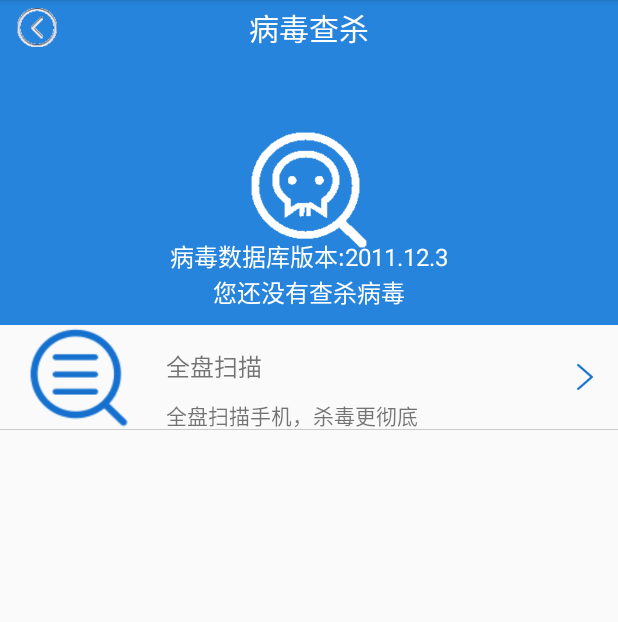
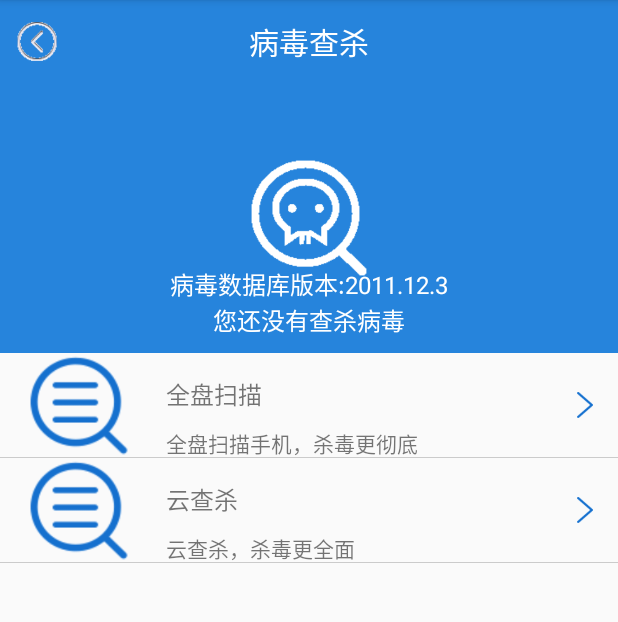
Before and after one commit to caijunyu1997/MobileGuard, an Android app: the VirusScanActivity screen opened directly, with no data from a screen before it, on a phone screen of 412 x 824 dp, the part 84-706 px from its top. Run offline under Robolectric (Android 15) with nearby library versions, the phone set to English and light mode, and no system bars.

Commit message:
云查杀

```diff
--- a/app/src/main/java/cn/edu/gdmec/android/mobileguard/m5virusscan/VirusScanActivity.java
+++ b/app/src/main/java/cn/edu/gdmec/android/mobileguard/m5virusscan/VirusScanActivity.java
@@ -114,6 +114,7 @@ public class VirusScanActivity extends AppCompatActivity implements View.OnClick
         mDbVersionTV = (TextView) findViewById(R.id.tv_dbversion);
         mLastTimeTV = (TextView) findViewById(R.id.tv_lastscantime);
         findViewById(R.id.rl_allscanvirus).setOnClickListener(this);
+        findViewById(R.id.rl_cloudscanvirus).setOnClickListener(this);
     }
     @Override
     public void onClick(View view) {
@@ -124,6 +125,11 @@ public class VirusScanActivity extends AppCompatActivity implements View.OnClick
             case R.id.rl_allscanvirus:
                 startActivity(new Intent(this,VirusScanSpeedActivity.class));
                 break;
+            case R.id.rl_cloudscanvirus:
+                Intent intent = new Intent(this,VirusScanSpeedActivity.class);
+                intent.putExtra("cloud",true);
+                startActivity(intent);
+                break;
         }
     }
 }
--- a/app/src/main/java/cn/edu/gdmec/android/mobileguard/m5virusscan/entity/ScanAppInfo.java
+++ b/app/src/main/java/cn/edu/gdmec/android/mobileguard/m5virusscan/entity/ScanAppInfo.java
@@ -12,4 +12,6 @@ public class ScanAppInfo {
     public String packagename;
     public String description;
     public Drawable appicon;
+    public String md5info;
+    public String virusScanUrl;
 }
--- a/app/src/main/res/layout/activity_virus_scan.xml
+++ b/app/src/main/res/layout/activity_virus_scan.xml
@@ -76,4 +76,48 @@
             android:background="@color/black30"
             android:layout_alignParentBottom="true"/>
     </RelativeLayout>
+
+    <RelativeLayout
+        android:id="@+id/rl_cloudscanvirus"
+        android:layout_width="match_parent"
+        android:layout_height="70dp">
+
+        <ImageView
+            android:id="@+id/imgv_cloudscan"
+            style="@style/wrapcontent"
+            android:src="@drawable/quickscan_icon"
+            android:layout_alignParentLeft="true"
+            android:layout_centerVertical="true"
+            android:layout_marginLeft="10dp"/>
+
+        <TextView
+            android:id="@+id/tv_cloudscan"
+            style="@style/textview16sp"
+            android:layout_toRightOf="@id/imgv_cloudscan"
+            android:layout_marginLeft="15dp"
+            android:layout_marginTop="15dp"
+            android:text="云查杀"/>
+
+        <TextView
+            style="@style/textview14sp"
+            android:layout_below="@id/tv_cloudscan"
+            android:layout_marginLeft="15dp"
+            android:layout_toRightOf="@id/imgv_cloudscan"
+            android:layout_marginTop="10dp"
+            android:text="云查杀，杀毒更全面"/>
+
+        <View
+            android:layout_width="13dp"
+            android:layout_height="20dp"
+            android:background="@drawable/rightarrow_blue"
+            android:layout_alignParentRight="true"
+            android:layout_centerVertical="true"
+            android:layout_marginRight="15dp"/>
+
+        <View
+            android:layout_width="match_parent"
+            android:layout_height="1.0px"
+            android:background="@color/black30"
+            android:layout_alignParentBottom="true"/>
+    </RelativeLayout>
 </LinearLayout>
--- a/app/src/main/res/layout/titlebar.xml
+++ b/app/src/main/res/layout/titlebar.xml
@@ -2,7 +2,7 @@
 <RelativeLayout xmlns:android="http://schemas.android.com/apk/res/android"
     android:id="@+id/rl_titlebar"
     android:layout_width="match_parent"
-    android:layout_height="55px">
+    android:layout_height="55dp">
 
     <TextView
         android:id="@+id/tv_title"
```
Also changed, not shown: app/src/main/java/cn/edu/gdmec/android/mobileguard/m1home/utils/UrlClient.java (added, +84 -0 lines), app/src/main/java/cn/edu/gdmec/android/mobileguard/m5virusscan/VirusScanSpeedActivity.java (+78 -1 lines).
